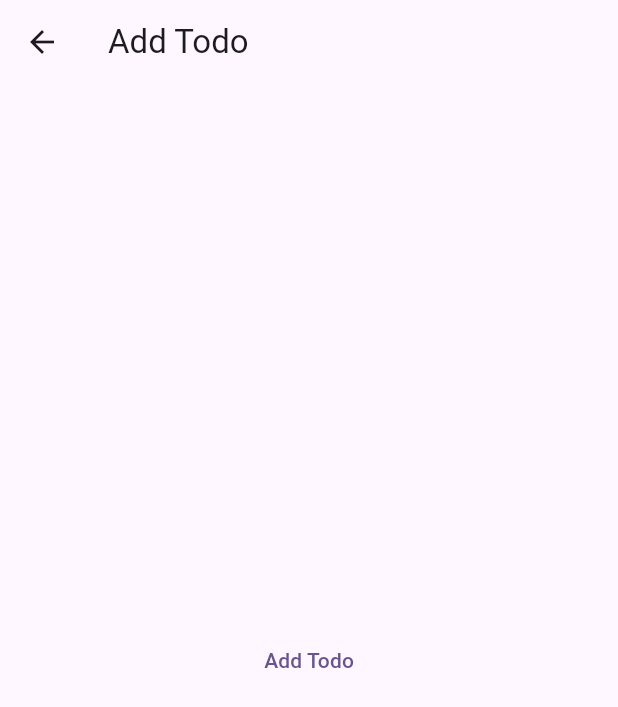
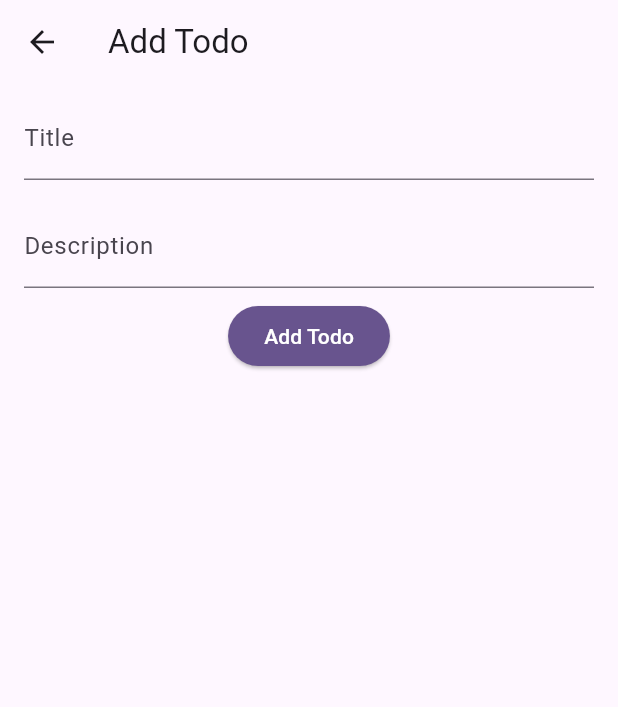
Before and after one commit to yagizdo/patrol-example-todo-app, a Flutter app: the AddTodoView screen opened directly, after a tap on "Add Todo", on a phone screen of 412 x 824 dp. Shown: the top 707 px of the screen. Run offline on Flutter 3.47's test engine with Material 3 defaults, Android fonts, the phone set to English and light mode, and no system bars; our stand-ins replace dio, equatable, flutter_bloc, get_it; network calls fail.

Commit message:
Implement AddTodoView with dynamic todo creation and input validation

```diff
--- a/lib/features/add_todo/view/add_todo_view.dart
+++ b/lib/features/add_todo/view/add_todo_view.dart
@@ -11,30 +11,107 @@ class AddTodoView extends StatefulWidget {
 }
 
 class _AddTodoViewState extends State<AddTodoView> {
+  late final TextEditingController todoTitleController;
+  late final TextEditingController todoDescriptionController;
+
   @override
   void initState() {
     super.initState();
+    todoTitleController = TextEditingController();
+    todoDescriptionController = TextEditingController();
+  }
+
+  @override
+  void dispose() {
+    todoTitleController.dispose();
+    todoDescriptionController.dispose();
+    super.dispose();
   }
 
   @override
   Widget build(BuildContext context) {
     return Scaffold(
       appBar: AppBar(title: const Text('Add Todo')),
-      body: Center(
-        child: TextButton(
-          onPressed: () {
-            context.read<AddTodoCubit>().addTodo(Todo(
-                  title: 'Test',
-                  description: 'Test',
-                  dueDate: '2025-01-01',
-                  priority: TodoPriority.high,
-                  status: TodoStatus.notStarted,
-                  tags: ['Test'],
-                ));
-          },
-          child: Text('Add Todo'),
-        ),
+      body: Column(
+        children: [
+          _AddTodoTextField(
+            labelText: 'Title',
+            controller: todoTitleController,
+          ),
+          _AddTodoTextField(
+            labelText: 'Description',
+            controller: todoDescriptionController,
+          ),
+          _AddTodoButton(
+            onPressed: _onAddTodoPressed,
+          ),
+        ],
+      ),
+    );
+  }
+
+  void _onAddTodoPressed() {
+    print("Todo title: ${todoTitleController.text}");
+    if (todoTitleController.text.isEmpty) {
+      return;
+    }
+
+    print('Adding todo...');
+
+    Todo todo = Todo(
+      title: todoTitleController.text,
+      description: todoDescriptionController.text,
+    );
+
+    context.read<AddTodoCubit>().addTodo(todo);
+  }
+}
+
+class _AddTodoButton extends StatelessWidget {
+  const _AddTodoButton({required this.onPressed});
+
+  final void Function() onPressed;
+
+  @override
+  Widget build(BuildContext context) {
+    return ElevatedButton(
+      onPressed: onPressed,
+      style: ElevatedButton.styleFrom(
+        backgroundColor: Theme.of(context).colorScheme.primary,
+      ),
+      child: const Text(
+        'Add Todo',
+        style: TextStyle(color: Colors.white),
       ),
     );
   }
 }
+
+class _AddTodoTextField extends StatelessWidget {
+  const _AddTodoTextField({
+    required this.labelText,
+    this.onChanged,
+    required this.controller,
+  });
+
+  final String labelText;
+  final void Function(String)? onChanged;
+  final TextEditingController controller;
+
+  @override
+  Widget build(BuildContext context) {
+    return Padding(
+      padding: const EdgeInsets.symmetric(
+        horizontal: 16,
+        vertical: 8,
+      ),
+      child: TextField(
+        controller: controller,
+        decoration: InputDecoration(
+          labelText: labelText,
+        ),
+        onChanged: onChanged,
+      ),
+    );
+  }
+}
```
